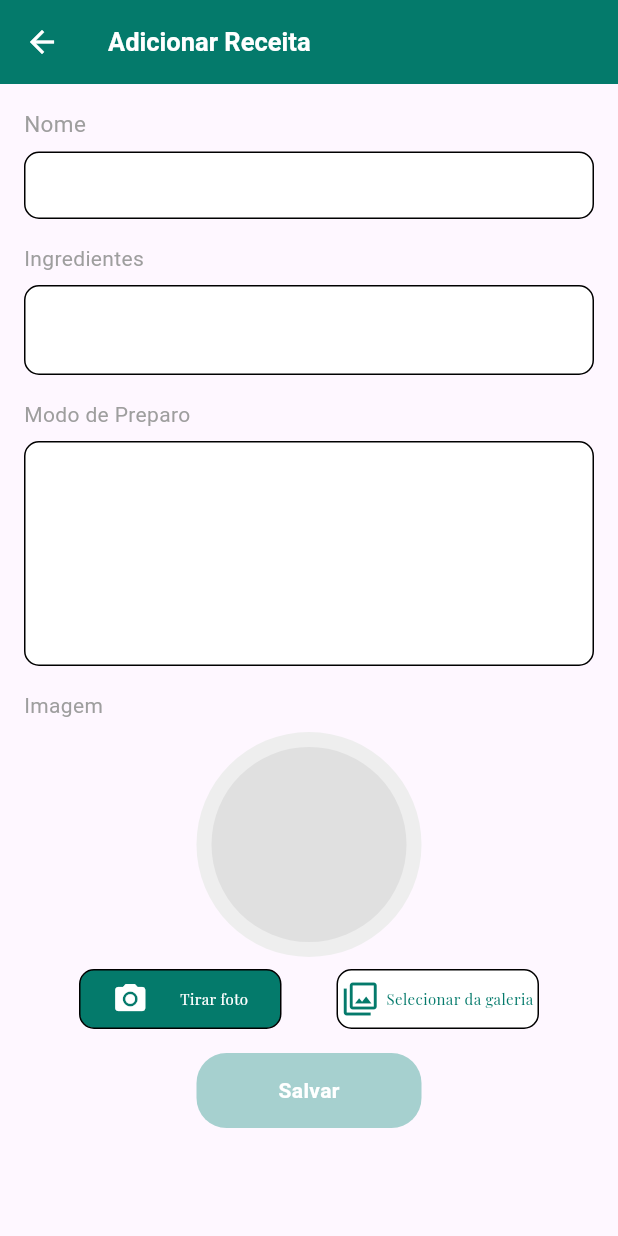
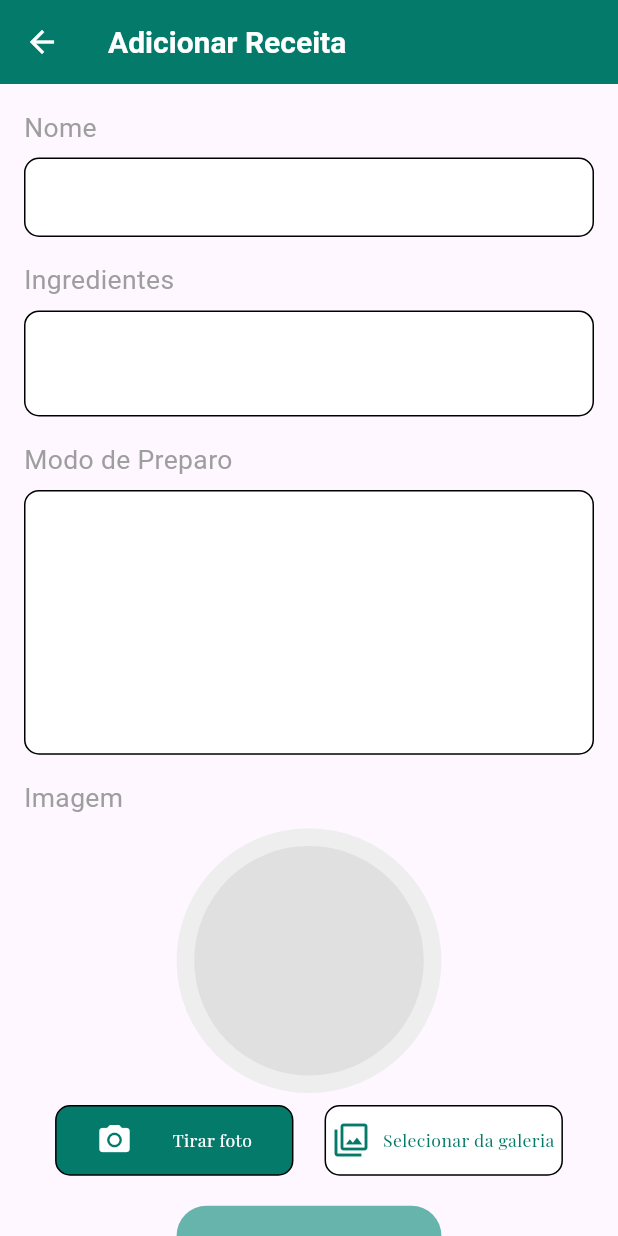
Before and after one commit to AlefMenez/app-cookiebookie, a Flutter app: the screen it shows after launch, after a tap on "Iniciar", after a tap on the "add" icon, on a phone screen of 412 x 824 dp. Run offline on Flutter 3.47's test engine with Material 2 defaults, Android fonts, the phone set to English and light mode, and no system bars; our stand-ins replace google_fonts, image_picker, sliding_up_panel, sqflite; accounts and stored records are empty; Roboto replaces fonts that are missing (Sofia).

Commit message:
finalizando project

```diff
--- a/lib/screens/home_screen.dart
+++ b/lib/screens/home_screen.dart
@@ -5,31 +5,39 @@ import 'package:receitas/data/receitas_dao.dart';
 import 'package:receitas/screens/recipe_detail_screen.dart';
 
 class HomeScreen extends StatefulWidget {
-  const HomeScreen({
-    Key? key,
-  }) : super(key: key);
+  const HomeScreen({Key? key}) : super(key: key);
 
   @override
   _HomeScreenState createState() => _HomeScreenState();
 }
 
 class _HomeScreenState extends State<HomeScreen> {
-  @override
-  void initState() {
-    super.initState();
-    // Coloque aqui o código de inicialização, se necessário.
+  double _textSize(BuildContext context, double baseSize) {
+    double deviceWidth = MediaQuery.of(context).size.width;
+    return (baseSize * deviceWidth) / 250;
+  }
+
+  double _iconSize(BuildContext context, double baseSize) {
+    double deviceWidth = MediaQuery.of(context).size.width;
+    return (baseSize * deviceWidth) / 250;
   }
 
   @override
   Widget build(BuildContext context) {
     return Scaffold(
       floatingActionButton: ElevatedButton(
-        style: ElevatedButton.styleFrom(backgroundColor: Color.fromARGB(255, 4, 122, 107),
+        style: ElevatedButton.styleFrom(
+          backgroundColor: Color.fromARGB(255, 4, 122, 107),
         ),
         onPressed: () {
           Navigator.pushNamed(context, '/recipeAddScreen')
               .then((value) => setState(() {}));
-        }, child: Icon(Icons.add, color: Colors.white,),
+        },
+        child: Icon(
+          Icons.add,
+          color: Colors.white,
+          size: _iconSize(context, 20),
+        ),
       ),
       appBar: AppBar(
         backgroundColor: Colors.transparent,
@@ -38,7 +46,11 @@ class _HomeScreenState extends State<HomeScreen> {
             onPressed: () {
               setState(() {});
             },
-              icon: Icon(Icons.refresh, color: Color.fromARGB(255, 4, 122, 107)),
+            icon: Icon(
+              Icons.refresh,
+              color: Color.fromARGB(255, 4, 122, 107),
+              size: _iconSize(context, 20), // Tamanho responsivo do ícone
+            ),
           )
         ],
         title: Row(
@@ -49,24 +61,25 @@ class _HomeScreenState extends State<HomeScreen> {
                 Text(
                   'CookieBookie',
                   style: GoogleFonts.sofia(
-                                textStyle: const TextStyle(
-                              fontSize: 15,
+                    textStyle: TextStyle(
+                      fontSize: _textSize(context, 15), // Tamanho responsivo do texto
                       color: Color.fromARGB(255, 4, 122, 107),
-                            )),
                     ),
-                  SizedBox(
-                    width: 8,
                   ),
+                ),
+                SizedBox(width: 8),
                 Icon(
                   Icons.food_bank_outlined,
                   color: Color.fromARGB(255, 4, 122, 107),
+                  size: _iconSize(context, 24), // Tamanho responsivo do ícone
                 ),
               ],
             ),
           ],
         ),
       ),
-        body: Padding(
+      body: SafeArea(
+        child: Padding(
           padding: EdgeInsets.all(8),
           child: FutureBuilder<List<Receita>>(
             future: ReceitasDao().findAll(),
@@ -98,7 +111,6 @@ class _HomeScreenState extends State<HomeScreen> {
                             preparation: receita.preparation,
                             imageFile: receita.imageFile,
                             onPressed: () {
-                              // Navegar para a tela de detalhes quando a receita é pressionada
                               Navigator.of(context).push(
                                 MaterialPageRoute(
                                   builder: (context) =>
@@ -129,6 +141,8 @@ class _HomeScreenState extends State<HomeScreen> {
               }
             },
           ),
-        ));
+        ),
+      ),
+    );
   }
 }
--- a/lib/screens/initial_screen.dart
+++ b/lib/screens/initial_screen.dart
@@ -1,21 +1,36 @@
 import 'package:flutter/material.dart';
+import 'package:google_fonts/google_fonts.dart';
 
 class InitialScreen extends StatefulWidget {
-  const InitialScreen({super.key});
+  const InitialScreen({Key? key}) : super(key: key);
 
   @override
   State<InitialScreen> createState() => _InitialScreenState();
 }
 
 class _InitialScreenState extends State<InitialScreen> {
+  double _textSize(BuildContext context, double baseSize) {
+    double deviceWidth = MediaQuery.of(context).size.width;
+    return (baseSize * deviceWidth) / 300;
+  }
+
+  double _buttonWidth(BuildContext context, double baseWidth) {
+    double deviceWidth = MediaQuery.of(context).size.width;
+    return (baseWidth * deviceWidth) / 300;
+  }
+
   @override
   Widget build(BuildContext context) {
     return Scaffold(
-      backgroundColor: Colors.black,
-      body: Stack(
+      body: SafeArea(
+        child: LayoutBuilder(builder: ((context, constraints) {
+          return Stack(
             children: [
               Image.asset(
                 'assets/img_homescreen.jpg',
+                width: MediaQuery.of(context).size.width,
+                height: MediaQuery.of(context).size.height / 2,
+                fit: BoxFit.cover,
               ),
               Container(
                 width: MediaQuery.of(context).size.width,
@@ -29,62 +44,62 @@ class _InitialScreenState extends State<InitialScreen> {
                     stops: [0.32, 2],
                     begin: Alignment.bottomCenter,
                     end: Alignment.topCenter,
-            )),
                   ),
-          Padding(
-            padding: EdgeInsets.fromLTRB(
-              16,
-              MediaQuery.of(context).padding.top + 16,
-              16,
-              MediaQuery.of(context).padding.bottom + 16,
                 ),
+              ),
+              Positioned(
+                bottom: MediaQuery.of(context).padding.bottom + 16,
+                left: 16,
+                right: 16,
                 child: Column(
                   crossAxisAlignment: CrossAxisAlignment.start,
                   children: [
-                const Spacer(),
                     Text(
-                  'CookBookie',
-                  style: TextStyle(
-                      fontFamily: 'Playfair',
-                      fontSize: 30,
+                      'CookieBookie',
+                      style: GoogleFonts.sofia(
+                        textStyle: TextStyle(
+                          fontSize: _textSize(context, 30),
+                          color: Colors.white,
                           fontWeight: FontWeight.bold,
-                      color: Colors.white),
                         ),
-                const SizedBox(
-                  height: 8,
                       ),
+                    ),
+                    const SizedBox(height: 8),
                     Text(
                       'Guarde suas receitas favoritas e crie seu próprio livro de culinária.',
-                  style: TextStyle(
-                      fontFamily: 'Playfair',
-                      fontSize: 15,
-                      fontWeight: FontWeight.bold,
-                      color: Colors.white),
+                      style: GoogleFonts.sofia(
+                        textStyle: TextStyle(
+                          fontSize: _textSize(context, 15),
+                          color: Colors.white,
                         ),
-                const SizedBox(
-                  height: 32,
                       ),
+                    ),
+                    const SizedBox(height: 32),
                     Row(
                       mainAxisAlignment: MainAxisAlignment.end,
                       children: [
                         GestureDetector(
                           onTap: () {
-                        Navigator.pushReplacementNamed(context, '/homeScreen');
+                            Navigator.pushReplacementNamed(
+                                context, '/homeScreen');
                           },
                           child: Container(
                             height: 50,
-                        width: 100,
+                            width: _buttonWidth(context, 100),
                             decoration: BoxDecoration(
-                            color: Color.fromARGB(255, 4, 122, 107),
-                            borderRadius: BorderRadius.circular(20)),
+                              color: const Color.fromARGB(255, 4, 122, 107),
+                              borderRadius: BorderRadius.circular(20),
+                            ),
                             alignment: Alignment.center,
                             child: Text(
                               'Iniciar',
-                          style: TextStyle(
-                              fontFamily: 'Playfair',
-                              fontSize: 17,
+                              style: GoogleFonts.sofia(
+                                textStyle: TextStyle(
+                                  fontSize: _textSize(context, 17),
+                                  color: Colors.white,
                                   fontWeight: FontWeight.bold,
-                              color: Colors.white),
+                                ),
+                              ),
                             ),
                           ),
                         ),
@@ -92,8 +107,10 @@ class _InitialScreenState extends State<InitialScreen> {
                     ),
                   ],
                 ),
-          )
+              ),
             ],
+          );
+        })),
       ),
     );
   }
--- a/lib/screens/recipe_add_screen.dart
+++ b/lib/screens/recipe_add_screen.dart
@@ -1,17 +1,16 @@
 import 'dart:io';
-import 'dart:typed_data';
 
 import 'package:flutter/material.dart';
 import 'package:google_fonts/google_fonts.dart';
+import 'package:image_picker/image_picker.dart';
 import 'package:receitas/components/receita.dart';
-
 import 'package:receitas/data/receitas_dao.dart';
-import 'package:image_picker/image_picker.dart';
 
 class RecipeAddScreen extends StatefulWidget {
   final BuildContext receitaContext;
 
-  const RecipeAddScreen({super.key, required this.receitaContext});
+  const RecipeAddScreen({Key? key, required this.receitaContext})
+      : super(key: key);
 
   @override
   State<RecipeAddScreen> createState() => _RecipeAddScreenState();
@@ -21,13 +20,21 @@ class _RecipeAddScreenState extends State<RecipeAddScreen> {
   final imagePicker = ImagePicker();
   File? imageFile;
 
-
-
   final formKey = GlobalKey<FormState>();
   TextEditingController nameController = TextEditingController();
   TextEditingController ingredientsController = TextEditingController();
   TextEditingController preparationController = TextEditingController();
   TextEditingController imageUrlController = TextEditingController();
+
+  double _textSize(BuildContext context, double baseSize) {
+    double deviceWidth = MediaQuery.of(context).size.width;
+    return (baseSize * deviceWidth) / 350;
+  }
+
+  double _buttonWidth(BuildContext context, double baseWidth) {
+    double deviceWidth = MediaQuery.of(context).size.width;
+    return (baseWidth * deviceWidth) / 350;
+  }
 
   @override
   Widget build(BuildContext context) {
@@ -38,14 +45,16 @@ class _RecipeAddScreenState extends State<RecipeAddScreen> {
         title: Text(
           'Adicionar Receita',
           style: GoogleFonts.sofia(
-                                textStyle: const TextStyle(
-                              fontSize: 17,
+            textStyle: TextStyle(
+              fontSize: _textSize(context, 17),
               color: Colors.white,
               fontWeight: FontWeight.bold,
-                            )),
             ),
           ),
-      body: SingleChildScrollView(
+        ),
+      ),
+      body: SafeArea(
+        child: SingleChildScrollView(
           child: Padding(
             padding: const EdgeInsets.all(16.0),
             child: Form(
@@ -56,15 +65,16 @@ class _RecipeAddScreenState extends State<RecipeAddScreen> {
                   Text(
                     'Nome',
                     style: GoogleFonts.sofia(
-                                textStyle: const TextStyle(
-                              fontSize: 15,
+                      textStyle: TextStyle(
+                        fontSize: _textSize(context, 15),
                         color: Colors.grey,
-                            )),
+                      ),
+                    ),
                   ),
                   SizedBox(height: 8),
                   Container(
                     width: double.infinity,
-                  height: 45,
+                    height: _textSize(context, 45),
                     decoration: BoxDecoration(
                       color: Colors.white,
                       borderRadius: BorderRadius.circular(10),
@@ -78,7 +88,11 @@ class _RecipeAddScreenState extends State<RecipeAddScreen> {
                       decoration: InputDecoration(
                         border: InputBorder.none,
                         contentPadding: EdgeInsets.only(
-                          left: 10, right: 10, top: 5, bottom: 5),
+                          left: 10,
+                          right: 10,
+                          top: 5,
+                          bottom: 5,
+                        ),
                       ),
                       validator: (value) {
                         if (value!.isEmpty) {
@@ -91,12 +105,17 @@ class _RecipeAddScreenState extends State<RecipeAddScreen> {
                   SizedBox(height: 16),
                   Text(
                     'Ingredientes',
-                  style: TextStyle(color: Colors.grey),
+                    style: GoogleFonts.sofia(
+                      textStyle: TextStyle(
+                        fontSize: _textSize(context, 15),
+                        color: Colors.grey,
+                      ),
+                    ),
                   ),
                   SizedBox(height: 8),
                   Container(
                     width: double.infinity,
-                  height: 60,
+                    height: _textSize(context, 60),
                     decoration: BoxDecoration(
                       color: Colors.white,
                       borderRadius: BorderRadius.circular(10),
@@ -111,7 +130,11 @@ class _RecipeAddScreenState extends State<RecipeAddScreen> {
                       decoration: InputDecoration(
                         border: InputBorder.none,
                         contentPadding: EdgeInsets.only(
-                          left: 10, right: 10, top: 5, bottom: 5),
+                          left: 10,
+                          right: 10,
+                          top: 5,
+                          bottom: 5,
+                        ),
                       ),
                       validator: (value) {
                         if (value!.isEmpty) {
@@ -124,12 +147,17 @@ class _RecipeAddScreenState extends State<RecipeAddScreen> {
                   SizedBox(height: 16),
                   Text(
                     'Modo de Preparo',
-                  style: TextStyle(color: Colors.grey),
+                    style: GoogleFonts.sofia(
+                      textStyle: TextStyle(
+                        fontSize: _textSize(context, 15),
+                        color: Colors.grey,
+                      ),
+                    ),
                   ),
                   SizedBox(height: 8),
                   Container(
                     width: double.infinity,
-                  height: 150,
+                    height: _textSize(context, 150),
                     decoration: BoxDecoration(
                       color: Colors.white,
                       borderRadius: BorderRadius.circular(10),
@@ -144,7 +172,11 @@ class _RecipeAddScreenState extends State<RecipeAddScreen> {
                       decoration: InputDecoration(
                         border: InputBorder.none,
                         contentPadding: EdgeInsets.only(
-                          left: 10, right: 10, top: 5, bottom: 5),
+                          left: 10,
+                          right: 10,
+                          top: 5,
+                          bottom: 5,
+                        ),
                       ),
                       validator: (value) {
                         if (value!.isEmpty) {
@@ -157,17 +189,22 @@ class _RecipeAddScreenState extends State<RecipeAddScreen> {
                   SizedBox(height: 16),
                   Text(
                     'Imagem',
-                  style: TextStyle(color: Colors.grey),
+                    style: GoogleFonts.sofia(
+                      textStyle: TextStyle(
+                        fontSize: _textSize(context, 15),
+                        color: Colors.grey,
+                      ),
+                    ),
                   ),
                   SizedBox(height: 8),
                   Row(
                     mainAxisAlignment: MainAxisAlignment.center,
                     children: [
                       CircleAvatar(
-                      radius: 75,
+                        radius: _textSize(context, 75),
                         backgroundColor: Colors.grey[200],
                         child: CircleAvatar(
-                        radius: 65,
+                          radius: _textSize(context, 65),
                           backgroundColor: Colors.grey[300],
                           backgroundImage:
                               imageFile != null ? FileImage(imageFile!) : null,
@@ -187,8 +224,8 @@ class _RecipeAddScreenState extends State<RecipeAddScreen> {
                         },
                         child: Container(
                           alignment: Alignment.center,
-                          width: 135,
-                          height: 40,
+                          width: _textSize(context, 135),
+                          height: _textSize(context, 40),
                           decoration: BoxDecoration(
                             color: Color.fromARGB(255, 4, 122, 107),
                             borderRadius: BorderRadius.circular(10),
@@ -197,7 +234,7 @@ class _RecipeAddScreenState extends State<RecipeAddScreen> {
                               width: 1.0,
                             ),
                           ),
-                          child: const Row(
+                          child: Row(
                             mainAxisAlignment: MainAxisAlignment.spaceEvenly,
                             children: [
                               Icon(
@@ -207,12 +244,14 @@ class _RecipeAddScreenState extends State<RecipeAddScreen> {
                               Text(
                                 "Tirar foto",
                                 style: TextStyle(
-                                    fontSize: 10,
+                                  fontSize: _textSize(context, 10),
                                   color: Colors.white,
-                                    fontFamily: 'Playfair'),
+                                  fontFamily: 'Playfair',
+                                ),
                               ),
                             ],
-                          )),
+                          ),
+                        ),
                       ),
                       GestureDetector(
                         onTap: () {
@@ -220,8 +259,8 @@ class _RecipeAddScreenState extends State<RecipeAddScreen> {
                         },
                         child: Container(
                           alignment: Alignment.center,
-                          width: 135,
-                          height: 40,
+                          width: _textSize(context, 135),
+                          height: _textSize(context, 40),
                           decoration: BoxDecoration(
                             color: Colors.white,
                             borderRadius: BorderRadius.circular(10),
@@ -230,7 +269,7 @@ class _RecipeAddScreenState extends State<RecipeAddScreen> {
                               width: 1.0,
                             ),
                           ),
-                          child: const Row(
+                          child: Row(
                             mainAxisAlignment: MainAxisAlignment.spaceAround,
                             children: [
                               Icon(
@@ -241,15 +280,17 @@ class _RecipeAddScreenState extends State<RecipeAddScreen> {
                                 "Selecionar da galeria",
                                 style: TextStyle(
                                   color: Color.fromARGB(255, 4, 122, 107),
-                                    fontSize: 10,
-                                    fontFamily: 'Playfair'),
+                                  fontSize: _textSize(context, 10),
+                                  fontFamily: 'Playfair',
                                 ),
-                            ],
-                          )),
                               ),
                             ],
                           ),
-                SizedBox(height: 16),
+                        ),
+                      ),
+                    ],
+                  ),
+                  SizedBox(height: 20),
                   Center(
                     child: GestureDetector(
                       onTap: () {
@@ -260,27 +301,29 @@ class _RecipeAddScreenState extends State<RecipeAddScreen> {
                             ingredients: ingredientsController.text,
                             preparation: preparationController.text,
                           ));
-                        ScaffoldMessenger.of(context)
-                            .showSnackBar(const SnackBar(
+                          ScaffoldMessenger.of(context).showSnackBar(
+                            const SnackBar(
                               content: Text(
                                 'Criando nova Receita',
                               ),
                               backgroundColor: Colors.green,
-                        ));
+                            ),
+                          );
                           Navigator.pop(context);
                         }
                       },
                       child: Container(
-                      width: 150,
-                      height: 50,
+                        width: _buttonWidth(context, 150),
+                        height: _textSize(context, 50),
                         decoration: BoxDecoration(
-                        color: Color.fromARGB(108, 46, 155, 141),
+                          color: Color.fromARGB(185, 46, 155, 141),
                           borderRadius: BorderRadius.circular(20),
                         ),
                         alignment: Alignment.center,
                         child: Text(
                           'Salvar',
                           style: TextStyle(
+                            fontSize: _textSize(context, 17),
                             color: Colors.white,
                             fontWeight: FontWeight.bold,
                           ),
@@ -289,6 +332,7 @@ class _RecipeAddScreenState extends State<RecipeAddScreen> {
                     ),
                   ),
                 ],
+              ),
             ),
           ),
         ),
--- a/pubspec.yaml
+++ b/pubspec.yaml
@@ -46,6 +46,12 @@ flutter_native_splash:
   color: "#047A6B"
   image: "assets/app/logo.png"
   android: true
+
+flutter_icons:
+  image_path: "assets/app/icon.jpg"
+  android: "launcher_icon"
+  adaptive_icon_background: "#4BA25B"
+  adaptive_icon_foreground: "assets/app/icon-android.png"
 
 
 
```
Also changed, not shown: assets/app/icon-android.png (added), assets/app/icon.jpg (added), 14 other files. Lines whose indentation alone changed are shown as unchanged.
